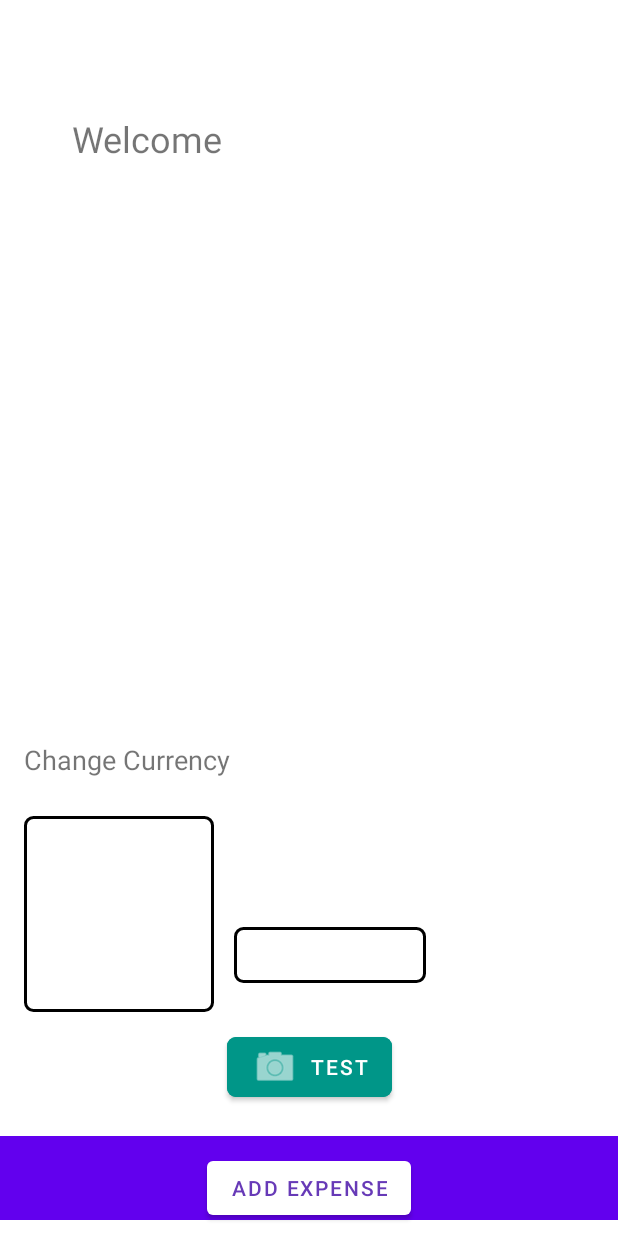
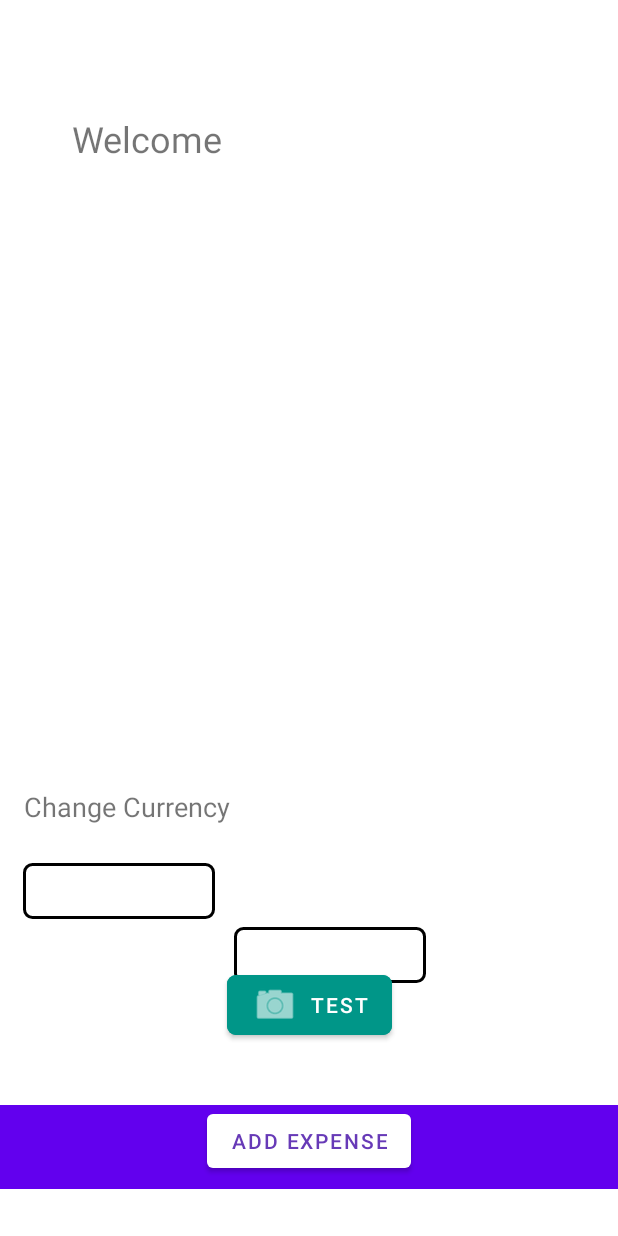
Before and after one commit to EC327-Group-Project-2020/MidasBudgetingApp, an Android app: the layout budget_display.xml on its own in the app's theme, with its tools: preview values and no code run, on a phone screen of 412 x 824 dp. Run offline under Robolectric (Android 15) with nearby library versions, the phone set to English and light mode, and no system bars.

Commit message:
Nanna fixes merge bugs

```diff
--- a/app/src/main/java/com/example/personalfinanceplanner/BudgetDisplayPage.java
+++ b/app/src/main/java/com/example/personalfinanceplanner/BudgetDisplayPage.java
@@ -1,5 +1,6 @@
 package com.example.personalfinanceplanner;
 
+import android.content.Intent;
 import android.os.Build;
 import android.os.Bundle;
 import android.util.Log;
@@ -212,7 +213,7 @@ public class BudgetDisplayPage extends AppCompatActivity implements View.OnClick
 
   /*TODO add/fix the button in expense addition to add a picture of a receipt*/
     public void goToCameraX (View view){
-        Intent intent = new Intent (this, CameraX.class);
+        Intent intent = new Intent(BudgetDisplayPage.this, CameraX.class);
         startActivity(intent);
     }
     //<---------------EXPENSE ADDITION FEATURE ENDS HERE--------------->
--- a/app/src/main/res/layout/budget_display.xml
+++ b/app/src/main/res/layout/budget_display.xml
@@ -19,8 +19,8 @@
 
     <Spinner
         android:id="@+id/currencyChoice"
-        android:layout_width="0dp"
-        android:layout_height="0dp"
+        android:layout_width="128dp"
+        android:layout_height="37dp"
         android:layout_marginStart="16dp"
         android:layout_marginTop="544dp"
         android:layout_marginEnd="13dp"
```
